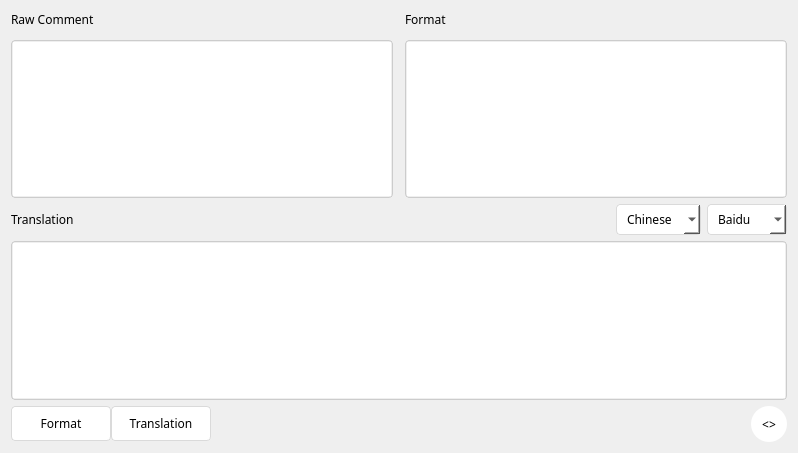
liyansong2018/ReverseWidget, file ui/comment_window.ui: the form before one commit.
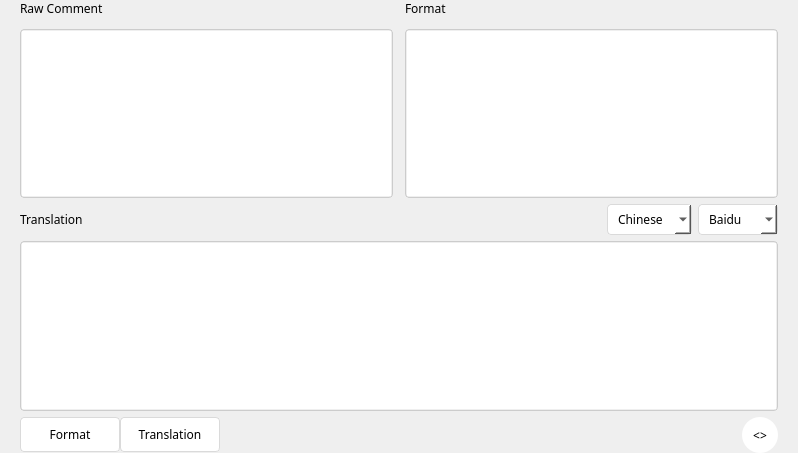
The form after the commit. Icons and pictures are not drawn.

Commit message: Modify comment_window size to adapt to the main window

Diff of the .ui file:
```diff
--- a/ui/comment_window.ui
+++ b/ui/comment_window.ui
@@ -23,6 +23,18 @@
     <normaloff>resources/pictures/hacker.png</normaloff>resources/pictures/hacker.png</iconset>
   </property>
   <layout class="QGridLayout" name="gridLayout">
+   <property name="leftMargin">
+    <number>20</number>
+   </property>
+   <property name="topMargin">
+    <number>0</number>
+   </property>
+   <property name="rightMargin">
+    <number>20</number>
+   </property>
+   <property name="bottomMargin">
+    <number>0</number>
+   </property>
    <item row="0" column="0">
     <layout class="QGridLayout" name="gridLayout_2">
      <property name="spacing">
```
The commit also changes 1 other file.
